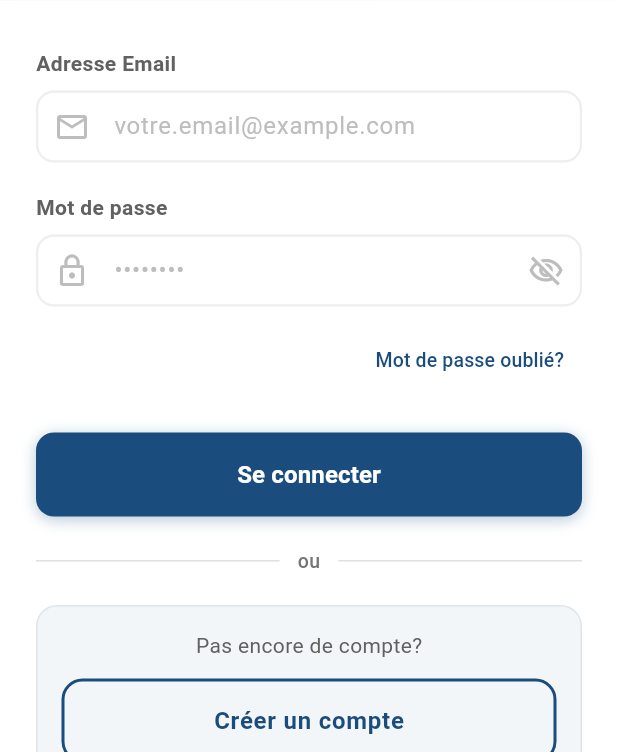
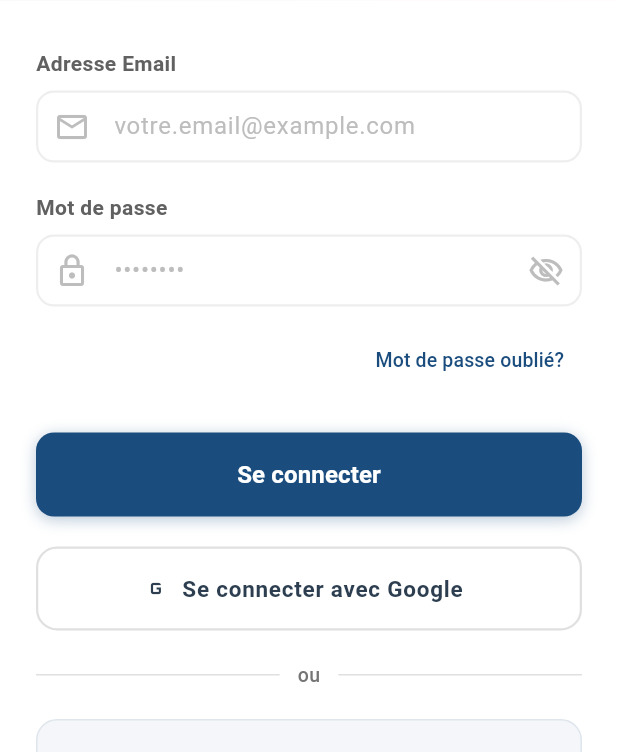
Before and after one commit to IhantsaFana/odifiv, a Flutter app: the screen it shows after launch, on a phone screen of 412 x 824 dp, the part 484-1236 px from its top. Run offline on Flutter 3.47's test engine with Material 3 defaults, Android fonts, the phone set to English and light mode, and no system bars; our stand-ins replace connectivity_plus, firebase_auth, firebase_core, get, google_sign_in, hive_flutter and 1 more; accounts and stored records are empty; Roboto replaces fonts that are missing (Poppins).

Commit message:
Connexion avec Google

```diff
--- a/lib/screens/auth/login_screen.dart
+++ b/lib/screens/auth/login_screen.dart
@@ -5,6 +5,7 @@ import '../../config/app_theme.dart';
 import '../../widgets/auth_header.dart';
 import '../../widgets/custom_input_field.dart';
 import '../../widgets/custom_button.dart';
+import '../../widgets/social_login_button.dart';
 
 class LoginScreen extends StatefulWidget {
   const LoginScreen({super.key});
@@ -75,6 +76,19 @@ class _LoginScreenState extends State<LoginScreen>
     }
   }
 
+  Future<void> _handleGoogleLogin() async {
+    final success = await authController.loginWithGoogle();
+
+    if (success) {
+      Get.offAllNamed('/home');
+    } else {
+      _showErrorDialog(
+        authController.errorMessage.value ??
+            'Erreur lors de la connexion Google',
+      );
+    }
+  }
+
   @override
   Widget build(BuildContext context) {
     return Scaffold(
@@ -89,8 +103,8 @@ class _LoginScreenState extends State<LoginScreen>
                 decoration: BoxDecoration(
                   gradient: LinearGradient(
                     colors: [
-                      const Color(0xFF1a4d7e).withOpacity(0.08),
-                      const Color(0xFFFF6B35).withOpacity(0.04),
+                      const Color(0xFF1a4d7e).withValues(alpha: 0.08),
+                      const Color(0xFFFF6B35).withValues(alpha: 0.04),
                     ],
                     begin: Alignment.topLeft,
                     end: Alignment.bottomRight,
@@ -209,6 +223,18 @@ class _LoginScreenState extends State<LoginScreen>
 
                         const SizedBox(height: 20),
 
+                        // Google Sign-In Button
+                        Obx(
+                          () => SocialLoginButton(
+                            label: 'Se connecter avec Google',
+                            icon: Icons.g_mobiledata,
+                            onPressed: _handleGoogleLogin,
+                            isLoading: authController.isLoading.value,
+                          ),
+                        ),
+
+                        const SizedBox(height: 20),
+
                         // Divider
                         Row(
                           children: [
@@ -246,10 +272,14 @@ class _LoginScreenState extends State<LoginScreen>
                         Container(
                           padding: const EdgeInsets.all(16),
                           decoration: BoxDecoration(
-                            color: const Color(0xFF1a4d7e).withOpacity(0.05),
+                            color: const Color(
+                              0xFF1a4d7e,
+                            ).withValues(alpha: 0.05),
                             borderRadius: BorderRadius.circular(14),
                             border: Border.all(
-                              color: const Color(0xFF1a4d7e).withOpacity(0.1),
+                              color: const Color(
+                                0xFF1a4d7e,
+                              ).withValues(alpha: 0.1),
                             ),
                           ),
                           child: Column(
@@ -262,11 +292,29 @@ class _LoginScreenState extends State<LoginScreen>
                                 ),
                               ),
                               const SizedBox(height: 12),
-                              CustomOutlinedButton(
-                                label: 'Créer un compte',
-                                onPressed: () => Get.toNamed('/register'),
-                                borderColor: AppTheme.sampanaPrimaryColor,
-                                textColor: AppTheme.sampanaPrimaryColor,
+                              SizedBox(
+                                width: double.infinity,
+                                height: 48,
+                                child: OutlinedButton(
+                                  onPressed: () => Get.toNamed('/register'),
+                                  style: OutlinedButton.styleFrom(
+                                    side: BorderSide(
+                                      color: AppTheme.sampanaPrimaryColor,
+                                      width: 2,
+                                    ),
+                                    shape: RoundedRectangleBorder(
+                                      borderRadius: BorderRadius.circular(12),
+                                    ),
+                                  ),
+                                  child: Text(
+                                    'Créer un compte',
+                                    style: TextStyle(
+                                      color: AppTheme.sampanaPrimaryColor,
+                                      fontSize: 14,
+                                      fontWeight: FontWeight.w600,
+                                    ),
+                                  ),
+                                ),
                               ),
                             ],
                           ),
--- /dev/null
+++ b/lib/widgets/social_login_button.dart
@@ -0,0 +1,57 @@
+import 'package:flutter/material.dart';
+
+class SocialLoginButton extends StatelessWidget {
+  final String label;
+  final IconData icon;
+  final VoidCallback onPressed;
+  final bool isLoading;
+  final Color backgroundColor;
+  final Color textColor;
+
+  const SocialLoginButton({
+    super.key,
+    required this.label,
+    required this.icon,
+    required this.onPressed,
+    this.isLoading = false,
+    this.backgroundColor = const Color(0xFFFFFFFF),
+    this.textColor = const Color(0xFF2C3E50),
+  });
+
+  @override
+  Widget build(BuildContext context) {
+    return SizedBox(
+      width: double.infinity,
+      height: 56,
+      child: OutlinedButton.icon(
+        onPressed: isLoading ? null : onPressed,
+        icon: isLoading
+            ? SizedBox(
+                height: 20,
+                width: 20,
+                child: CircularProgressIndicator(
+                  strokeWidth: 2,
+                  valueColor: AlwaysStoppedAnimation<Color>(textColor),
+                ),
+              )
+            : Icon(icon, color: textColor),
+        label: Text(
+          label,
+          style: TextStyle(
+            color: textColor,
+            fontSize: 15,
+            fontWeight: FontWeight.w600,
+            letterSpacing: 0.5,
+          ),
+        ),
+        style: OutlinedButton.styleFrom(
+          backgroundColor: backgroundColor,
+          side: BorderSide(color: Colors.grey[300] ?? Colors.grey, width: 1.5),
+          shape: RoundedRectangleBorder(
+            borderRadius: BorderRadius.circular(14),
+          ),
+        ),
+      ),
+    );
+  }
+}
--- a/pubspec.yaml
+++ b/pubspec.yaml
@@ -36,6 +36,9 @@ dependencies:
   firebase_auth: ^5.3.0
   cloud_firestore: ^5.4.0
   firebase_storage: ^12.3.0
+
+  # Firebase & Auth
+  google_sign_in: ^6.2.1
 
   # Offline & State Management
   get: ^4.6.6
```
Also changed, not shown: lib/controllers/auth_controller.dart (+28 -0 lines), lib/screens/auth/register_screen.dart (+31 -9 lines), lib/services/auth_service.dart (+54 -10 lines), assets/images/logo.png (added), pubspec.lock, 1 other file.
